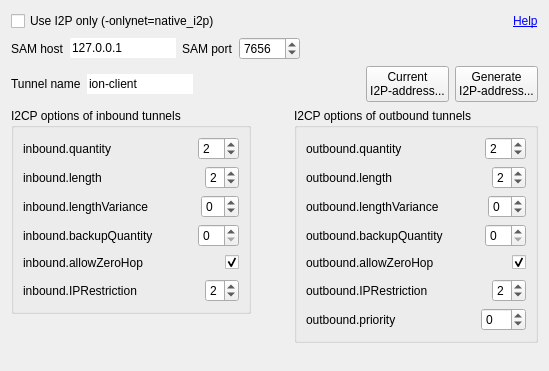
ionomy/ion_deprecated, file src/qt/forms/i2poptionswidget.ui: the form before one commit.
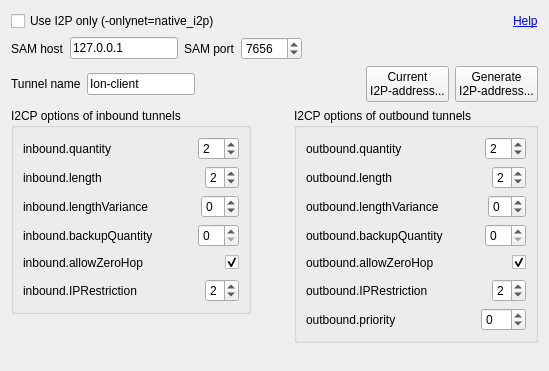
The form after the commit.

Patch:
```diff
--- a/src/qt/forms/i2poptionswidget.ui
+++ b/src/qt/forms/i2poptionswidget.ui
@@ -77,9 +77,6 @@
        <property name="text">
         <string>127.0.0.1</string>
        </property>
-       <property name="frame">
-        <bool>false</bool>
-       </property>
       </widget>
      </item>
      <item>
@@ -141,10 +138,7 @@
         </size>
        </property>
        <property name="text">
-        <string>ion-client</string>
-       </property>
-       <property name="frame">
-        <bool>false</bool>
+        <string>Ion-client</string>
        </property>
       </widget>
      </item>
```
